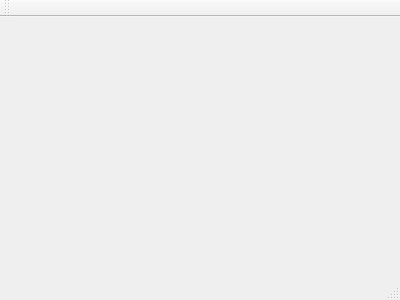
Old version of the form src/mainwindow.ui in the repository juanjosedemiguel/Gato.
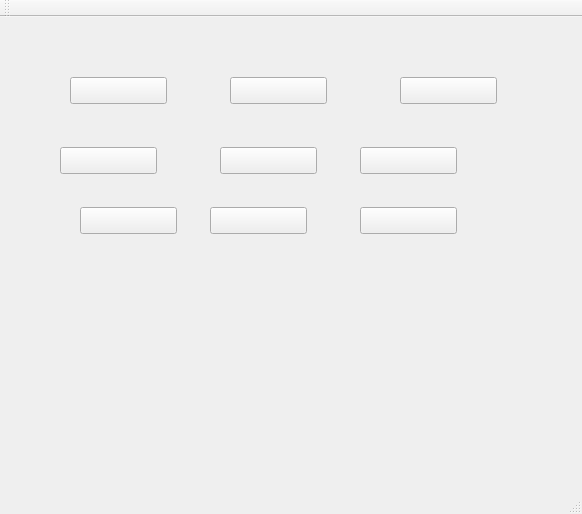
New version of the form.

The edit to the form file:
```diff
--- a/src/mainwindow.ui
+++ b/src/mainwindow.ui
@@ -1,24 +1,130 @@
 <ui version="4.0">
  <class>MainWindow</class>
- <widget class="QMainWindow" name="MainWindow" >
-  <property name="geometry" >
+ <widget class="QMainWindow" name="MainWindow">
+  <property name="geometry">
    <rect>
     <x>0</x>
     <y>0</y>
-    <width>400</width>
-    <height>300</height>
+    <width>582</width>
+    <height>514</height>
    </rect>
   </property>
   <property name="windowTitle" >
    <string>MainWindow</string>
   </property>
-  <widget class="QMenuBar" name="menuBar" />
-  <widget class="QToolBar" name="mainToolBar" />
-  <widget class="QWidget" name="centralWidget" />
-  <widget class="QStatusBar" name="statusBar" />
+  <widget class="QWidget" name="centralWidget">
+   <widget class="QPushButton" name="pushButton_1">
+    <property name="geometry">
+     <rect>
+      <x>80</x>
+      <y>190</y>
+      <width>97</width>
+      <height>27</height>
+     </rect>
+    </property>
+   </widget>
+   <widget class="QPushButton" name="pushButton_2">
+    <property name="geometry">
+     <rect>
+      <x>210</x>
+      <y>190</y>
+      <width>97</width>
+      <height>27</height>
+     </rect>
+    </property>
+   </widget>
+   <widget class="QPushButton" name="pushButton_3">
+    <property name="geometry">
+     <rect>
+      <x>360</x>
+      <y>190</y>
+      <width>97</width>
+      <height>27</height>
+     </rect>
+    </property>
+   </widget>
+   <widget class="QPushButton" name="pushButton_4">
+    <property name="geometry">
+     <rect>
+      <x>60</x>
+      <y>130</y>
+      <width>97</width>
+      <height>27</height>
+     </rect>
+    </property>
+   </widget>
+   <widget class="QPushButton" name="pushButton_5">
+    <property name="geometry">
+     <rect>
+      <x>220</x>
+      <y>130</y>
+      <width>97</width>
+      <height>27</height>
+     </rect>
+    </property>
+   </widget>
+   <widget class="QPushButton" name="pushButton_6">
+    <property name="geometry">
+     <rect>
+      <x>360</x>
+      <y>130</y>
+      <width>97</width>
+      <height>27</height>
+     </rect>
+    </property>
+   </widget>
+   <widget class="QPushButton" name="pushButton_7">
+    <property name="geometry">
+     <rect>
+      <x>70</x>
+      <y>60</y>
+      <width>97</width>
+      <height>27</height>
+     </rect>
+    </property>
+   </widget>
+   <widget class="QPushButton" name="pushButton_8">
+    <property name="geometry">
+     <rect>
+      <x>230</x>
+      <y>60</y>
+      <width>97</width>
+      <height>27</height>
+     </rect>
+    </property>
+   </widget>
+   <widget class="QPushButton" name="pushButton_9">
+    <property name="geometry">
+     <rect>
+      <x>400</x>
+      <y>60</y>
+      <width>97</width>
+      <height>27</height>
+     </rect>
+    </property>
+   </widget>
+  </widget>
+  <widget class="QMenuBar" name="menuBar">
+   <property name="geometry">
+    <rect>
+     <x>0</x>
+     <y>0</y>
+     <width>582</width>
+     <height>25</height>
+    </rect>
+   </property>
+  </widget>
+  <widget class="QToolBar" name="mainToolBar">
+   <attribute name="toolBarArea">
+    <enum>TopToolBarArea</enum>
+   </attribute>
+   <attribute name="toolBarBreak">
+    <bool>false</bool>
+   </attribute>
+  </widget>
+  <widget class="QStatusBar" name="statusBar"/>
  </widget>
- <layoutDefault spacing="6" margin="11" />
- <pixmapfunction></pixmapfunction>
+ <layoutdefault spacing="6" margin="11"/>
  <resources/>
  <connections/>
 </ui>
```
Left out of the diff: 3 changed lines with no effect on the pictures.
